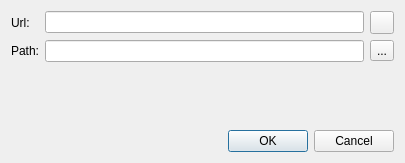
kaniol-lck/modmanager, file src/ui/download/adddownloaddialog.ui: the form before one commit.
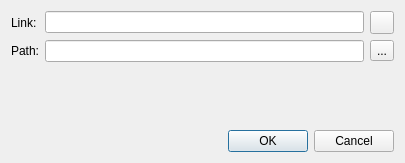
The form after the commit. Icons and pictures are not drawn.

Patch:
```diff
--- a/src/ui/download/adddownloaddialog.ui
+++ b/src/ui/download/adddownloaddialog.ui
@@ -17,7 +17,7 @@
    <item row="0" column="0">
     <widget class="QLabel" name="label">
      <property name="text">
-      <string>Url:</string>
+      <string>Link:</string>
      </property>
     </widget>
    </item>
```
Left out of the diff: 5 changed lines with no effect on the pictures.
